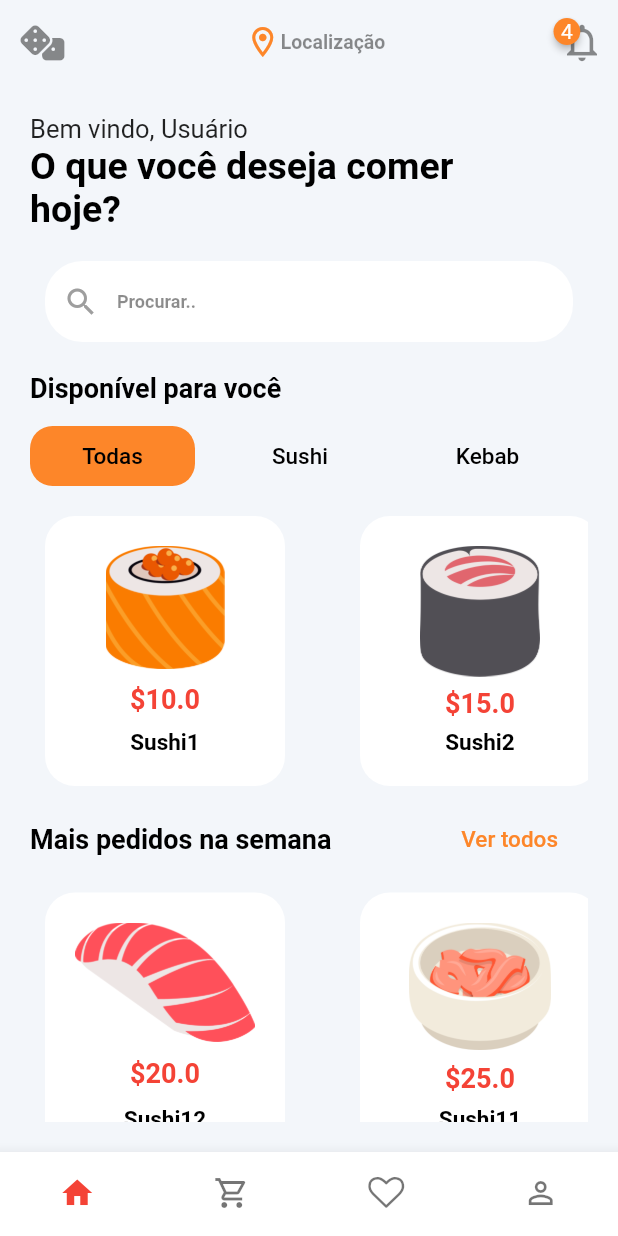
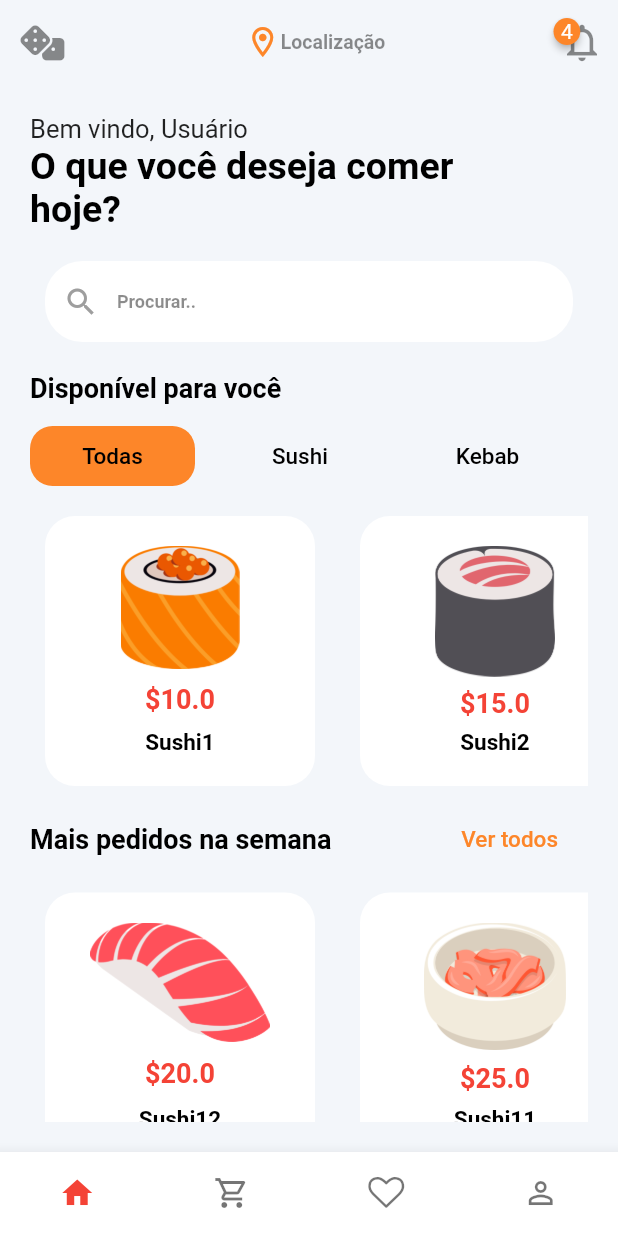
Before and after one commit to PedrooFerraz/Aplicativo-Flutter-DAMD-PUC, a Flutter app: the screen it shows after launch, on a phone screen of 412 x 824 dp. Run offline on Flutter 3.47's test engine with Material 3 defaults, Android fonts, the phone set to English and light mode, and no system bars; drawn by our look-alikes of badges; our stand-ins replace flutter_rating_bar, font_awesome_flutter, get, simple_animations.

Commit message:
alterando o espaçamentos dos elementos

```diff
--- a/lib/src/view/widget/food_list_view.dart
+++ b/lib/src/view/widget/food_list_view.dart
@@ -38,7 +38,7 @@ class FoodListView extends StatelessWidget {
               );
             },
             child: Container(
-              width: 160,
+              width: 180,
               padding: const EdgeInsets.all(10),
               decoration: BoxDecoration(
                 color: controller.isLightTheme ? Colors.white : DarkThemeColor.primaryLight,
@@ -67,7 +67,7 @@ class FoodListView extends StatelessWidget {
           );
         },
         separatorBuilder: (_, __) {
-          return const Padding(padding: EdgeInsets.only(right: 50));
+          return const Padding(padding: EdgeInsets.only(right: 30));
         },
       ),
     );
```
